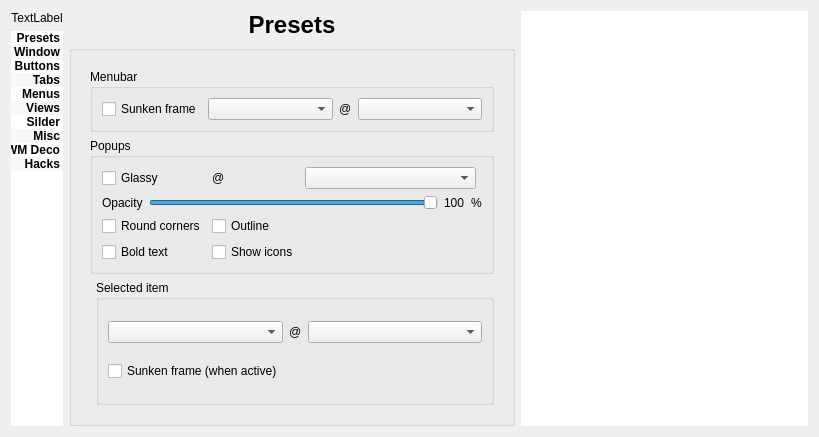
Qt form config/config.ui (deiv/bespin-pkg) before a commit.
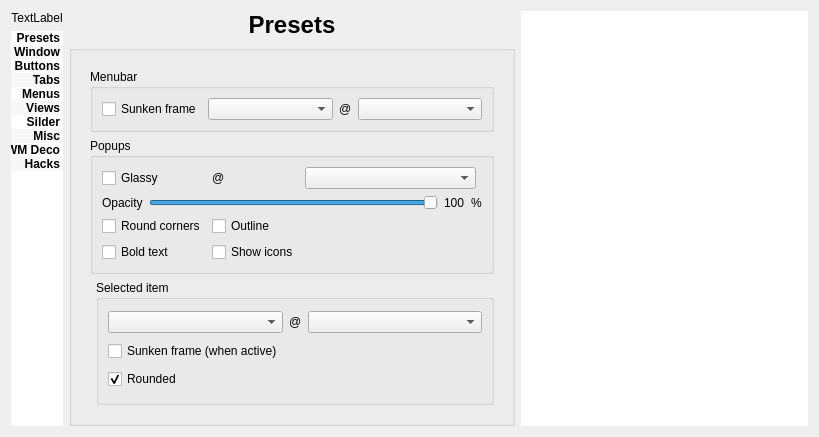
The same form after that commit. The open tabs and pages were chosen to show the change.

Commit message: weaken toolbutton blur, replaced auto-rect popup select with config option

What changed in the file:
```diff
--- a/config/config.ui
+++ b/config/config.ui
@@ -1473,6 +1473,16 @@
                </property>
               </widget>
              </item>
+             <item row="2" column="0">
+              <widget class="QCheckBox" name="menuRoundSelect">
+               <property name="text">
+                <string>Rounded</string>
+               </property>
+               <property name="checked">
+                <bool>true</bool>
+               </property>
+              </widget>
+             </item>
             </layout>
            </widget>
           </item>
```
Left out of the diff: 1579 changed lines with no effect on the pictures. The commit also changes 5 other files.
